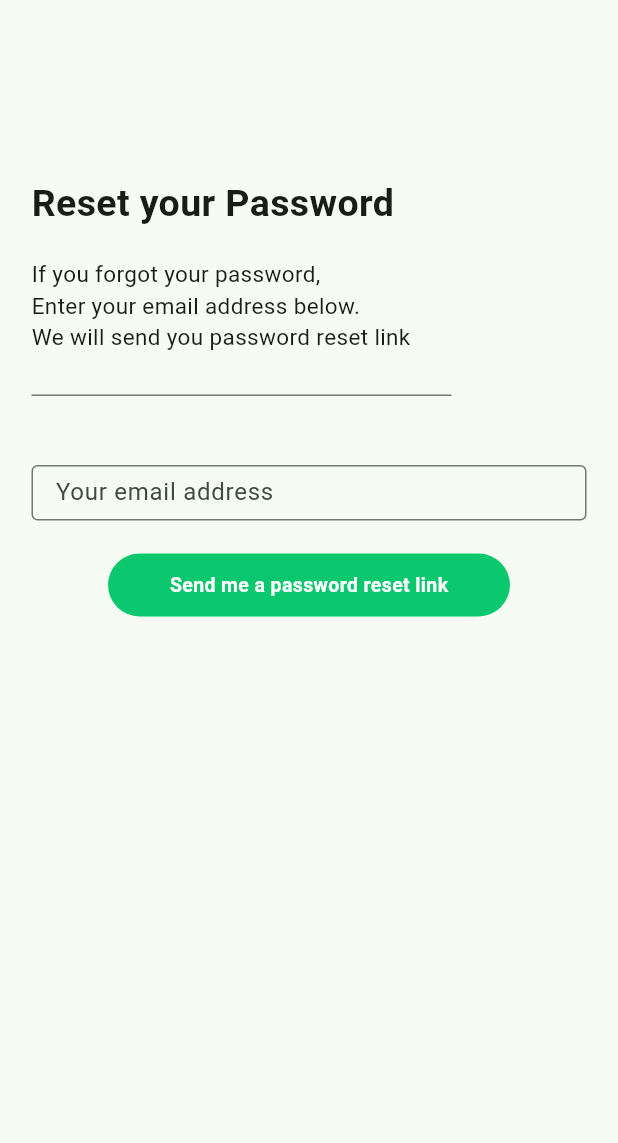
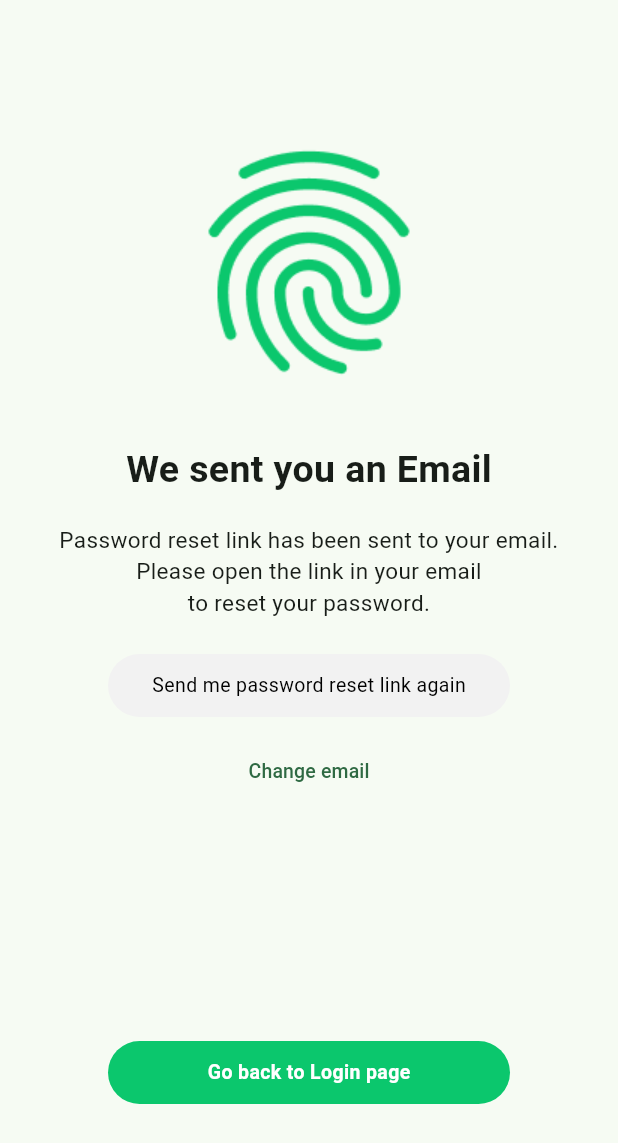
Before and after one commit to imranahmad2k1/spa-app, a Flutter app: the screen it shows after launch, on a phone screen of 412 x 824 dp. Shown: the top 1143 px of the screen. Run offline on Flutter 3.47's test engine with Material 2 defaults, Android fonts, the phone set to English and light mode, and no system bars.

Commit message:
password reset email view completed

```diff
--- a/lib/main.dart
+++ b/lib/main.dart
@@ -2,6 +2,7 @@ import 'package:flutter/material.dart';
 import 'package:student_personal_assistant/constants/colors.dart';
 import 'package:student_personal_assistant/views/login/forgot_password_view.dart';
 import 'package:student_personal_assistant/views/login/login_view.dart';
+import 'package:student_personal_assistant/views/login/password_reset_email_view.dart';
 import 'package:student_personal_assistant/views/register/create_an_account_view.dart';
 import 'package:student_personal_assistant/views/register/verify_email_view.dart';
 import 'package:student_personal_assistant/views/welcome_view.dart';
@@ -14,7 +15,7 @@ void main() {
       colorScheme: ColorScheme.fromSeed(seedColor: const Color(primaryColor)),
       useMaterial3: true,
     ),
-    home: const ForgotPasswordView(),
+    home: const PasswordResetEmailView(),
   ));
 }
 
--- /dev/null
+++ b/lib/views/login/password_reset_email_view.dart
@@ -0,0 +1,46 @@
+import 'package:flutter/material.dart';
+import 'package:student_personal_assistant/components/custom_button.dart';
+import 'package:student_personal_assistant/components/custom_heading.dart';
+import 'package:student_personal_assistant/components/custom_text.dart';
+import 'package:student_personal_assistant/components/custom_text_button.dart';
+
+class PasswordResetEmailView extends StatelessWidget {
+  const PasswordResetEmailView({super.key});
+
+  @override
+  Widget build(BuildContext context) {
+    return Scaffold(
+      body: Center(
+        child: Column(
+          crossAxisAlignment: CrossAxisAlignment.center,
+          children: [
+            const SizedBox(
+              height: 86,
+            ),
+            Image.asset(
+              'assets/images/fingerprint.png',
+              // width: , height: ,
+            ),
+            const SizedBox(height: 31),
+            const CustomHeading(text: "We sent you an Email"),
+            const SizedBox(height: 18),
+            const CustomText(
+                text:
+                    "Password reset link has been sent to your email.\nPlease open the link in your email\nto reset your password."),
+            const SizedBox(height: 24),
+            CustomButton(
+              buttonText: "Send me password reset link again",
+              onPressed: () {},
+              isSecondary: true,
+            ),
+            const SizedBox(height: 12),
+            CustomTextButton(text: "Change email", onPressed: () {}),
+            const SizedBox(height: 156),
+            CustomButton(buttonText: "Go back to Login page", onPressed: () {}),
+          ],
+        ),
+      ),
+    );
+    ;
+  }
+}
```
